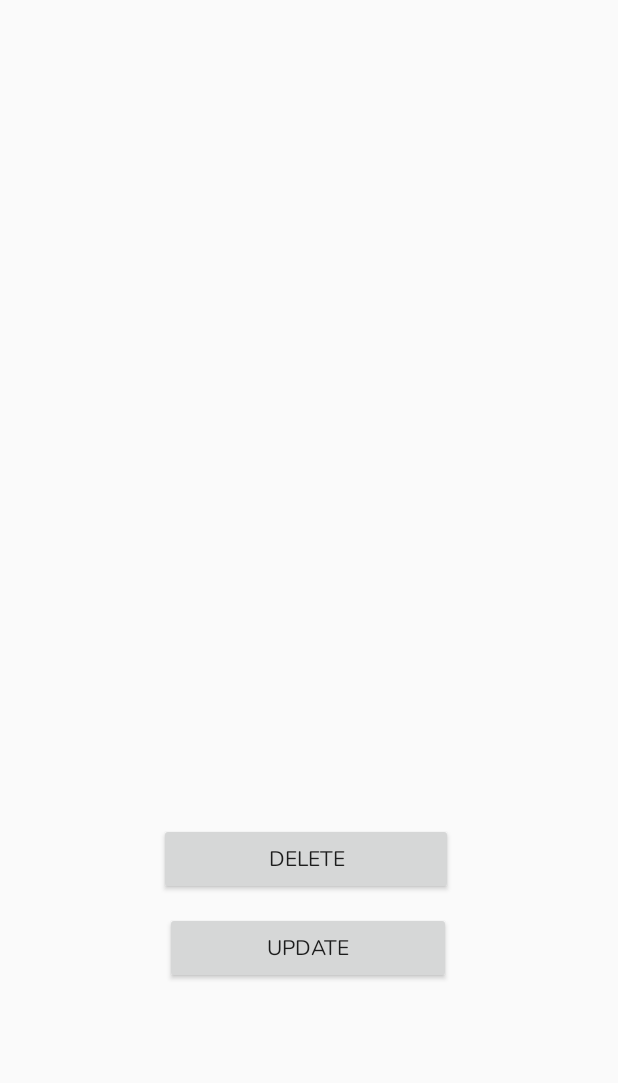
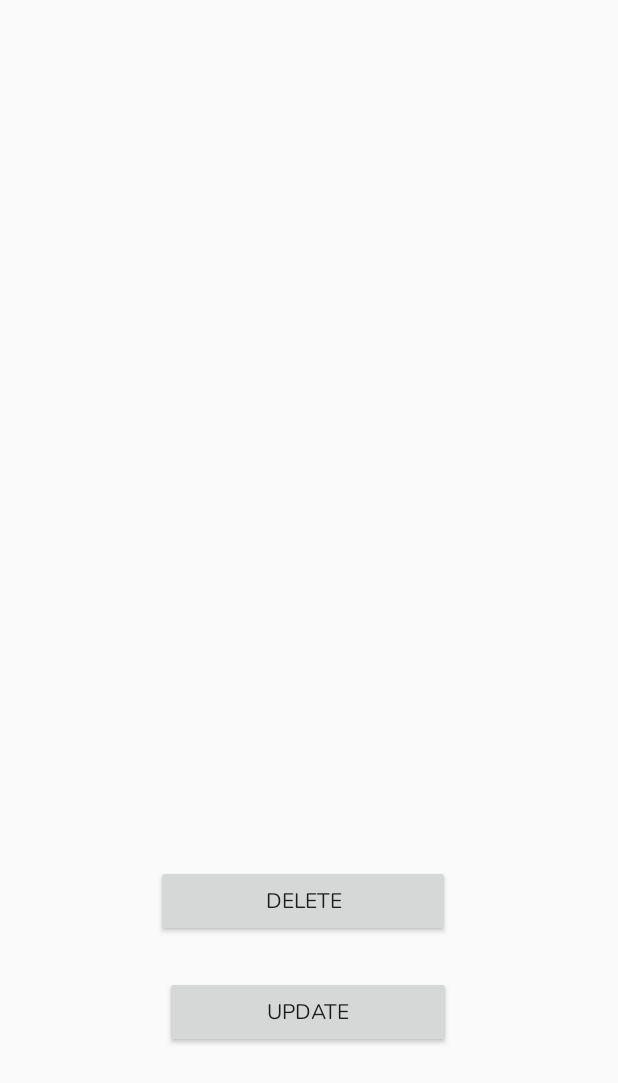
Before and after one commit to Rohan167/book_read_android, an Android app: the PostView screen opened directly, with no data from a screen before it, on a phone screen of 412 x 824 dp. Shown: the top 1083 px of the screen. Run offline under Robolectric (Android 15) with nearby library versions, the phone set to English and light mode, and no system bars; our stand-ins replace Firebase (no records; nobody signed in at launch, a user with empty details on screens opened directly), Picasso; 1 statement that could not run was skipped.

Commit message:
minor_fixes

```diff
--- a/app/src/main/java/com/example/book_read_test/PostView.java
+++ b/app/src/main/java/com/example/book_read_test/PostView.java
@@ -7,20 +7,25 @@ import android.content.Intent;
 import android.os.Bundle;
 import android.view.View;
 import android.widget.Button;
+import android.widget.ImageView;
 import android.widget.TextView;
 import android.widget.Toast;
 
 import com.example.book_read_test.models.Posts;
+import com.example.book_read_test.models.Users;
+import com.example.book_read_test.utils.CollectionNames;
 import com.google.android.gms.tasks.OnCompleteListener;
 import com.google.android.gms.tasks.Task;
 import com.google.firebase.auth.FirebaseAuth;
 import com.google.firebase.auth.FirebaseUser;
 import com.google.firebase.database.DatabaseReference;
 import com.google.firebase.database.FirebaseDatabase;
+import com.google.firebase.firestore.DocumentSnapshot;
 import com.google.firebase.firestore.FirebaseFirestore;
 import com.google.firebase.firestore.QueryDocumentSnapshot;
 import com.google.firebase.firestore.QuerySnapshot;
 import com.google.firebase.firestore.auth.User;
+import com.squareup.picasso.Picasso;
 
 import java.util.ArrayList;
 
@@ -29,9 +34,12 @@ public class PostView extends AppCompatActivity {
     TextView id_view , bookname_view , bookdesc_view;
     FirebaseFirestore firestore;
     FirebaseUser firebaseUser;
+    CollectionNames collectionNames;
 
     Button del_btn , updt_btn;
     String book_name, book_desc , book_id;
+    ImageView book_image;
+
 
     @Override
     protected void onCreate(Bundle savedInstanceState) {
@@ -41,9 +49,13 @@ public class PostView extends AppCompatActivity {
         book_name = getIntent().getStringExtra("name");
         book_desc = getIntent().getStringExtra("desc");
         book_id = getIntent().getStringExtra("Id");
+        book_image = findViewById(R.id.bookImageView);
+
 
 
         firestore = FirebaseFirestore.getInstance();
+        firebaseUser = FirebaseAuth.getInstance().getCurrentUser();
+        collectionNames = new CollectionNames();
         id_view = findViewById(R.id.id_view);
         bookname_view = findViewById(R.id.bookname_view);
         bookdesc_view = findViewById(R.id.bookdesc_view);
@@ -53,6 +65,7 @@ public class PostView extends AppCompatActivity {
         id_view.setText(book_id);
         bookname_view.setText(book_name);
         bookdesc_view.setText(book_desc);
+//        getImage();
 
         del_btn.setOnClickListener(new View.OnClickListener() {
             @Override
@@ -76,8 +89,25 @@ public class PostView extends AppCompatActivity {
 
     }
 
+//    public void getImage() {
+//        firestore.collection(collectionNames.getPostCollection()).document(book_id)
+//                .get()
+//                .addOnCompleteListener(new OnCompleteListener<DocumentSnapshot>() {
+//                    @Override
+//                    public void onComplete(@NonNull Task<DocumentSnapshot> task) {
+//                        Posts post = task.getResult().toObject(Posts.class);
+//
+//
+//                        if (post.getPostImage() != null)
+//                            Picasso.get().load(post.getPostImage()).into(book_image);
+//
+//                    }
+//                });
+//    }
+
 
     public void deleteData(String id) {
+//        Posts posts = new Posts();
 
         firestore.collection("posts").document(id).delete()
                 .addOnCompleteListener(new OnCompleteListener<Void>() {
@@ -95,7 +125,7 @@ public class PostView extends AppCompatActivity {
         final String[] itemID = {null};
 
 
-        firestore.collection("posts").whereEqualTo("booktitle", value).get().addOnCompleteListener(new OnCompleteListener<QuerySnapshot>() {
+        firestore.collection("posts").whereEqualTo("bookName", value).get().addOnCompleteListener(new OnCompleteListener<QuerySnapshot>() {
             @Override
             public void onComplete(@NonNull Task<QuerySnapshot> task) {
                 if (task.isSuccessful()) {
--- a/app/src/main/java/com/example/book_read_test/UpdatePost.java
+++ b/app/src/main/java/com/example/book_read_test/UpdatePost.java
@@ -8,6 +8,7 @@ import android.os.Bundle;
 import android.view.View;
 import android.widget.Button;
 import android.widget.EditText;
+import android.widget.ImageView;
 
 import com.example.book_read_test.models.Posts;
 import com.example.book_read_test.utils.CollectionNames;
@@ -43,6 +44,7 @@ public class UpdatePost extends AppCompatActivity {
         bookNameUpdate = findViewById(R.id.bookTitleUpdate);
         updatePostBtn = findViewById(R.id.updatePostBtn);
 
+
         collectionNames  = new CollectionNames();
 
         firestore = FirebaseFirestore.getInstance();
@@ -68,8 +70,8 @@ public class UpdatePost extends AppCompatActivity {
 
         DocumentReference docRef = firestore.collection(collectionNames.getPostCollection()).document(book_id);
 
-        batch.update(docRef, "booktitle", book_new_name);
-        batch.update(docRef, "bookdesc", book_new_desc);
+        batch.update(docRef, "bookName", book_new_name);
+        batch.update(docRef, "bookDescription", book_new_desc);
 
         batch.commit().addOnCompleteListener(new OnCompleteListener<Void>() {
             @Override
--- a/app/src/main/res/layout/activity_post_view.xml
+++ b/app/src/main/res/layout/activity_post_view.xml
@@ -13,8 +13,8 @@
         android:layout_height="38dp"
         android:layout_alignParentEnd="true"
         android:layout_alignParentBottom="true"
-        android:layout_marginEnd="75dp"
-        android:layout_marginBottom="497dp"
+        android:layout_marginEnd="73dp"
+        android:layout_marginBottom="445dp"
         android:fontFamily="@font/nunito" />
 
     <TextView
@@ -24,7 +24,7 @@
         android:layout_alignParentEnd="true"
         android:layout_alignParentBottom="true"
         android:layout_marginEnd="72dp"
-        android:layout_marginBottom="417dp" />
+        android:layout_marginBottom="373dp" />
 
     <TextView
         android:id="@+id/bookdesc_view"
@@ -33,7 +33,7 @@
         android:layout_alignParentEnd="true"
         android:layout_alignParentBottom="true"
         android:layout_marginEnd="72dp"
-        android:layout_marginBottom="333dp" />
+        android:layout_marginBottom="281dp" />
 
     <Button
         android:id="@+id/del_btn"
@@ -41,8 +41,8 @@
         android:layout_height="wrap_content"
         android:layout_alignParentEnd="true"
         android:layout_alignParentBottom="true"
-        android:layout_marginEnd="110dp"
-        android:layout_marginBottom="227dp"
+        android:layout_marginEnd="112dp"
+        android:layout_marginBottom="199dp"
         android:fontFamily="@font/nunito"
         android:text="Delete" />
 
@@ -55,8 +55,18 @@
         android:layout_alignParentBottom="true"
         android:layout_marginStart="110dp"
         android:layout_marginEnd="111dp"
-        android:layout_marginBottom="168dp"
+        android:layout_marginBottom="125dp"
         android:fontFamily="@font/nunito"
         android:text="Update" />
 
+    <ImageView
+        android:id="@+id/book_image_view"
+        android:layout_width="156dp"
+        android:layout_height="159dp"
+        android:layout_alignParentEnd="true"
+        android:layout_alignParentBottom="true"
+        android:layout_marginEnd="132dp"
+        android:layout_marginBottom="525dp"
+        tools:srcCompat="@tools:sample/avatars" />
+
 </RelativeLayout>
```
